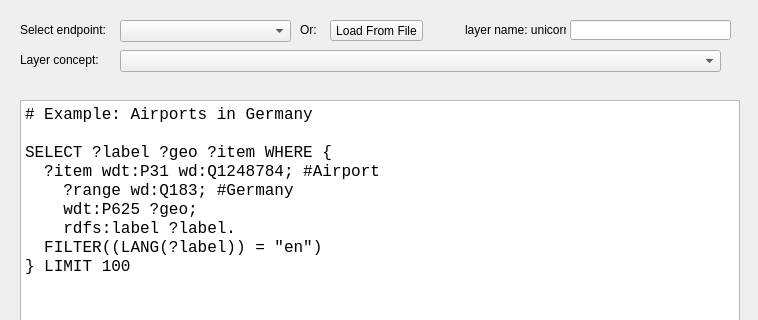
Above: sparql_unicorn/sparql_unicorn_dialog_base.ui from sparqlunicorn/sparqlunicornGoesGIS before the change; both pictures show x 0 to 758 and y 0 to 320 of the 758 by 658 pixel window. Below: the same form after it.
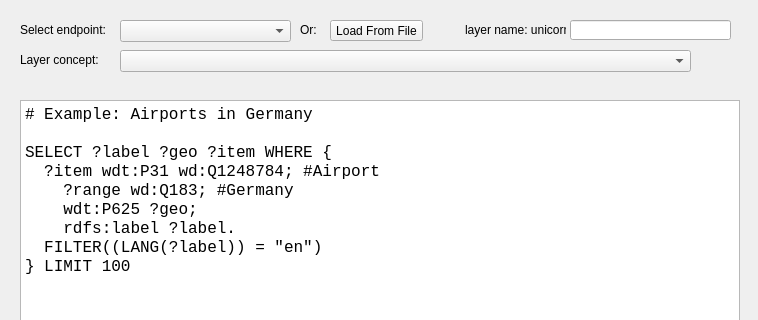
That is the form after the change.

Commit message: Finalized wikidata query dialog

```diff
--- a/sparql_unicorn/sparql_unicorn_dialog_base.ui
+++ b/sparql_unicorn/sparql_unicorn_dialog_base.ui
@@ -127,7 +127,7 @@
     <rect>
      <x>120</x>
      <y>50</y>
-     <width>601</width>
+     <width>571</width>
      <height>22</height>
     </rect>
    </property>
@@ -207,6 +207,19 @@
     <string>load unicorn layers</string>
    </property>
   </widget>
+  <widget class="QLabel" name="layercount">
+   <property name="geometry">
+    <rect>
+     <x>700</x>
+     <y>50</y>
+     <width>51</width>
+     <height>20</height>
+    </rect>
+   </property>
+   <property name="text">
+    <string/>
+   </property>
+  </widget>
  </widget>
  <resources/>
  <connections>
```
The commit also changes 1 other file.
